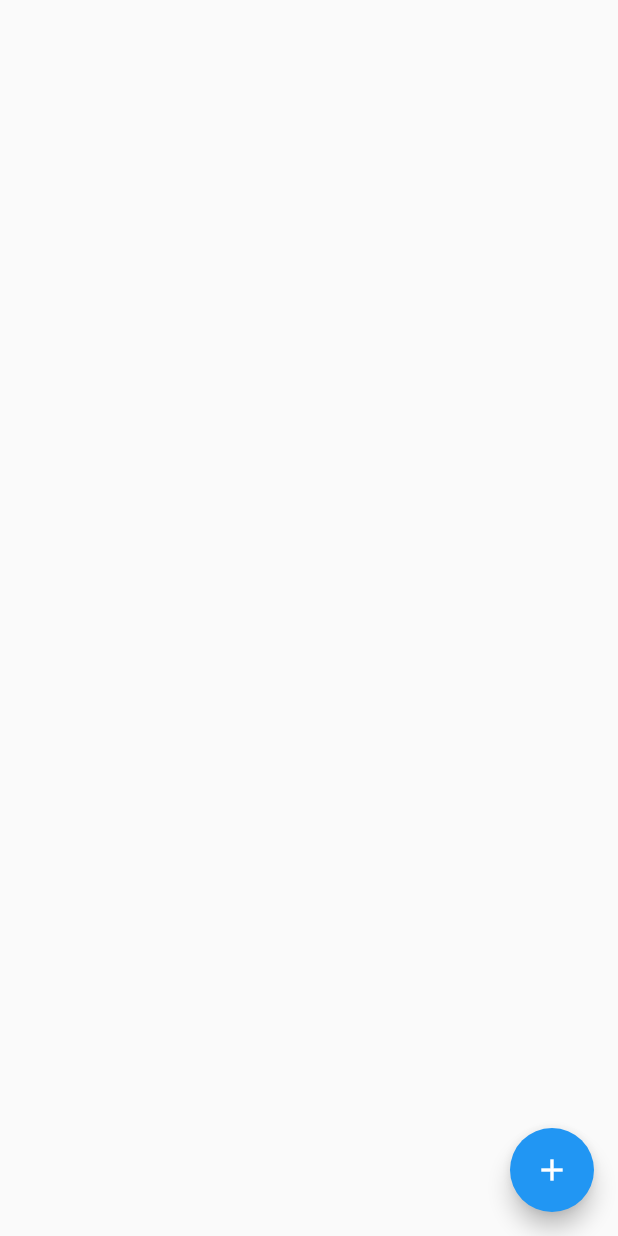
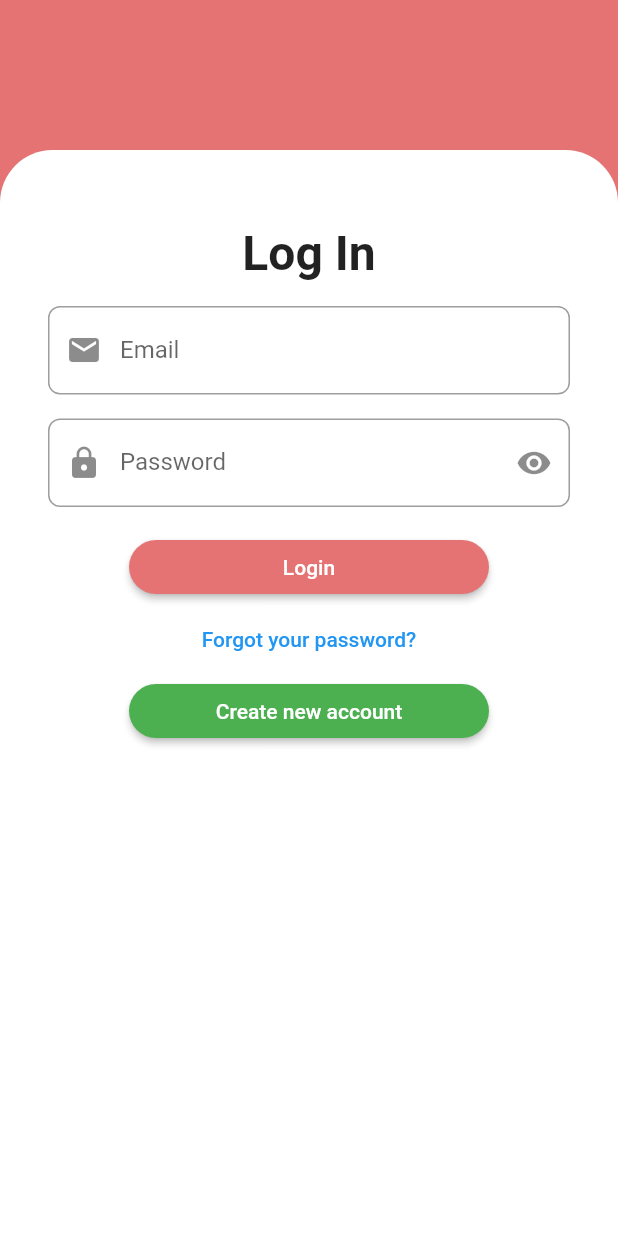
Before and after one commit to Lee-Yoonjoo/flutter_firebase_chat, a Flutter app: the screen it shows after launch, on a phone screen of 412 x 824 dp. Run offline on Flutter 3.47's test engine with Material 2 defaults, Android fonts, the phone set to English and light mode, and no system bars; our stand-ins replace cloud_firestore, firebase_core; accounts and stored records are empty.

Commit message:
Added an App Theme

```diff
--- a/lib/main.dart
+++ b/lib/main.dart
@@ -1,6 +1,5 @@
-import 'package:cloud_firestore/cloud_firestore.dart';
 import 'package:flutter/material.dart';
-import 'package:flutter_firebase_chat/screens/chat_screen.dart';
+import 'package:flutter_firebase_chat/screens/auth_screen.dart';
 import 'package:firebase_core/firebase_core.dart';
 
 void main() async {
@@ -19,9 +18,19 @@ class MyApp extends StatelessWidget {
       title: 'Flutter Chat',
       theme: ThemeData(
         primarySwatch: Colors.blue,
+        backgroundColor: Colors.red.shade300,
+        elevatedButtonTheme: ElevatedButtonThemeData(
+          style: ElevatedButton.styleFrom(
+            fixedSize: Size(240,30),
+            primary: Colors.red.shade300,
+            shape: RoundedRectangleBorder(
+              borderRadius: BorderRadius.circular(20),
+            ),
+          ),
+        ),
       ),
       debugShowCheckedModeBanner: false,
-      home: ChatScreen(),
+      home: AuthScreen(),
     );
   }
 }
--- a/lib/screens/auth_screen.dart
+++ b/lib/screens/auth_screen.dart
@@ -0,0 +1,19 @@
+import 'package:flutter/material.dart';
+import 'package:flutter_firebase_chat/widgets/auth_form.dart';
+
+class AuthScreen extends StatefulWidget{
+  const AuthScreen({Key? key}) : super(key: key);
+
+  @override
+  State<StatefulWidget> createState() => _AuthScreenState();
+}
+
+class _AuthScreenState extends State<AuthScreen>{
+  @override
+  Widget build(BuildContext context) {
+    return Scaffold(
+      backgroundColor: Theme.of(context).primaryColor,
+      body: AuthForm(),
+    );
+  }
+}
--- /dev/null
+++ b/lib/widgets/auth_form.dart
@@ -0,0 +1,167 @@
+import 'package:flutter/material.dart';
+
+class AuthForm extends StatefulWidget {
+  @override
+  State<StatefulWidget> createState() => _AuthFormState();
+}
+
+class _AuthFormState extends State<AuthForm> {
+  TextEditingController emailController = TextEditingController();
+  TextEditingController passwordController = TextEditingController();
+  bool isVisible = true;
+
+  @override
+  Widget build(BuildContext context) {
+    return Scaffold(
+      backgroundColor: Colors.red.shade300,
+      body: Container(
+        child: Column(
+          children: [
+            Container(
+              padding: EdgeInsets.symmetric(vertical: 50),
+              child: Container(),
+            ),
+            Expanded(
+              child: Container(
+                padding: EdgeInsets.symmetric(horizontal: 32),
+                constraints: BoxConstraints.expand(),
+                decoration: BoxDecoration(
+                    color: Colors.white,
+                    borderRadius: BorderRadius.only(
+                        topLeft: Radius.circular(35),
+                        topRight: Radius.circular(35))),
+                child: Column(
+                  children: [
+                    SizedBox(
+                      height: 50,
+                    ),
+                    Text(
+                      'Log In',
+                      style:
+                          TextStyle(fontSize: 32, fontWeight: FontWeight.bold),
+                    ),
+                    SizedBox(
+                      height: 16,
+                    ),
+                    TextField(
+                      controller: emailController,
+                      onChanged: (value) {
+                        setState(() {});
+                      },
+                      decoration: InputDecoration(
+                          // icon: Icon(Icons.mail),
+                          prefixIcon: Icon(Icons.mail),
+                          suffixIcon: emailController.text.isEmpty
+                              ? Text('')
+                              : GestureDetector(
+                                  onTap: () {
+                                    emailController.clear();
+                                  },
+                                  child: Icon(Icons.close)),
+                          hintText: 'example@mail.com',
+                          labelText: 'Email',
+                          border: OutlineInputBorder(
+                              borderRadius: BorderRadius.circular(8),
+                              borderSide:
+                                  BorderSide(color: Colors.red, width: 1))),
+                    ),
+                    SizedBox(
+                      height: 16,
+                    ),
+                    TextField(
+                      obscureText: isVisible,
+                      controller: passwordController,
+                      onChanged: (value) {
+                        print(value);
+                      },
+                      //
+                      decoration: InputDecoration(
+                          // icon: Icon(Icons.mail),
+                          prefixIcon: Icon(Icons.lock),
+                          suffixIcon: GestureDetector(
+                              onTap: () {
+                                isVisible = !isVisible;
+                                setState(() {});
+                              },
+                              child: Icon(isVisible
+                                  ? Icons.visibility
+                                  : Icons.visibility_off)),
+                          hintText: 'Enter your password',
+                          labelText: 'Password',
+                          border: OutlineInputBorder(
+                              borderRadius: BorderRadius.circular(8),
+                              borderSide:
+                                  BorderSide(color: Colors.red, width: 1))),
+                    ),
+                    SizedBox(
+                      height: 16,
+                    ),
+                    ElevatedButton(
+                      onPressed: () {},
+                      child: Text('Login'),
+                    ),
+                    TextButton(
+                        onPressed: () {}, child: Text('Forgot your password?')),
+                    ElevatedButton(
+                      onPressed: () {},
+                      child: Padding(
+                        padding: const EdgeInsets.symmetric(
+                            horizontal: 16, vertical: 10),
+                        child: Text('Create new account'),
+                      ),
+                      style: ElevatedButton.styleFrom(
+                        primary: Colors.green
+                      ),
+                    ),
+                  ],
+                ),
+              ),
+            )
+          ],
+        ),
+      ),
+    );
+    return Center(
+      child: Card(
+        margin: EdgeInsets.all(20),
+        child: SingleChildScrollView(
+          child: Padding(
+            padding: EdgeInsets.all(16),
+            child: Form(
+              child: Column(
+                mainAxisSize: MainAxisSize.min,
+                children: <Widget>[
+                  TextFormField(
+                    keyboardType: TextInputType.emailAddress,
+                    decoration: InputDecoration(
+                      labelText: 'Email Address',
+                    ),
+                  ),
+                  TextFormField(
+                    decoration: InputDecoration(labelText: 'Username'),
+                  ),
+                  TextFormField(
+                    obscureText: true,
+                    decoration: InputDecoration(labelText: 'Password'),
+                  ),
+                  SizedBox(height: 12),
+                  ElevatedButton(
+                    style: ElevatedButton.styleFrom(
+                        shape: RoundedRectangleBorder(
+                            borderRadius: BorderRadius.circular(24.0)),
+                        padding: EdgeInsets.all(12),
+                        primary: Colors.blue),
+                    onPressed: () {},
+                    child: Text('Login'),
+                  ),
+                  TextButton(
+                      onPressed: () {}, child: Text('Create new account')),
+                ],
+              ),
+            ),
+          ),
+        ),
+      ),
+    );
+  }
+}
```
